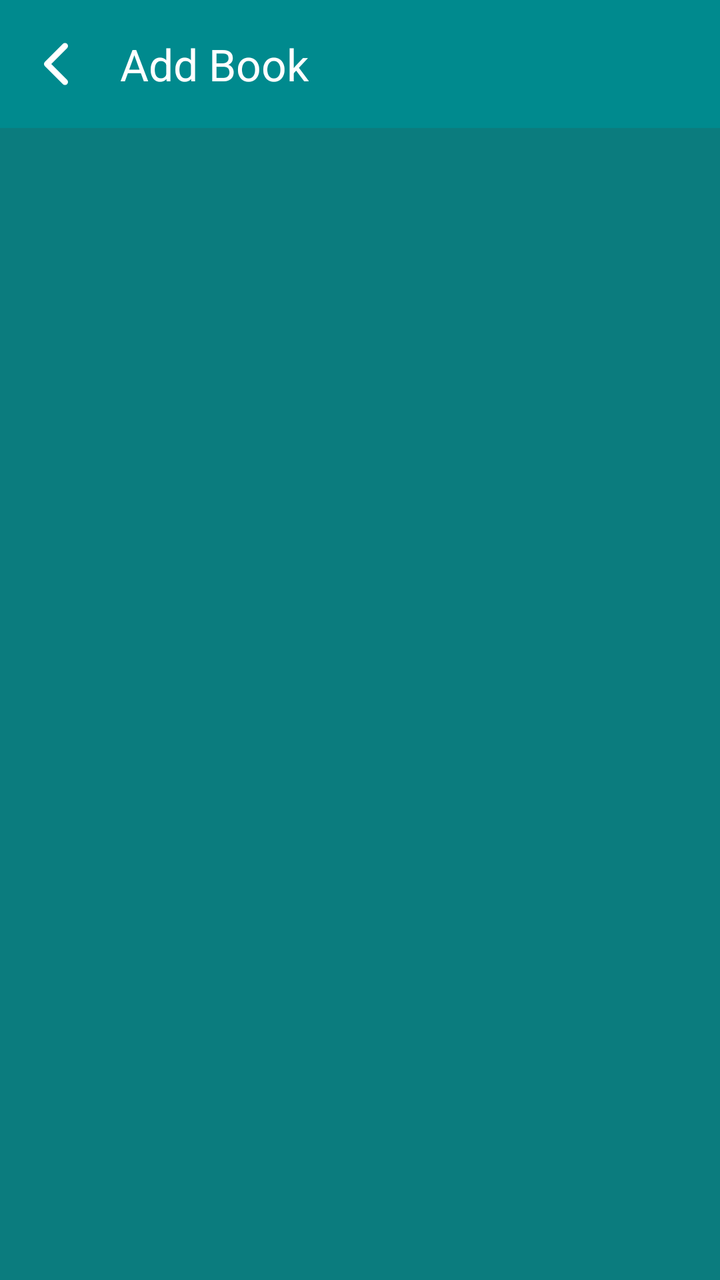
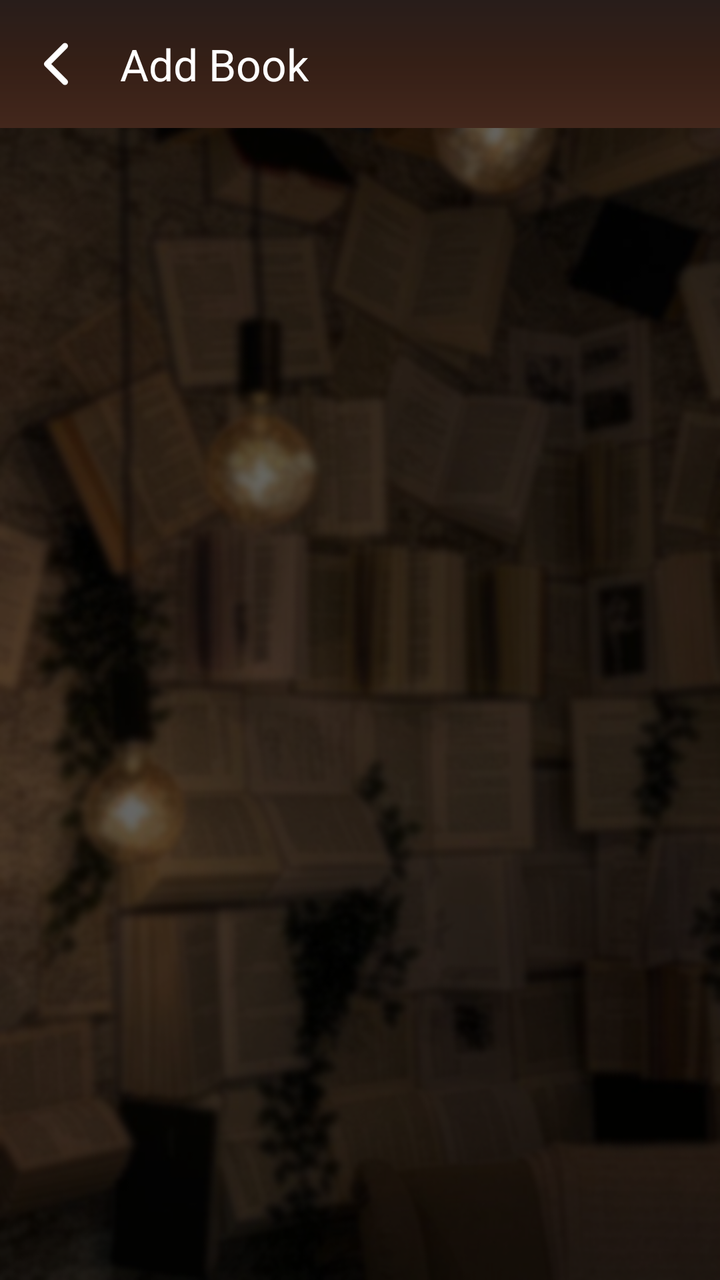

The first picture is an Android layout as it rendered before a commit; the second is the same layout after the commit. The layout source and the unified diff follow.
<!-- AndroidManifest.xml: application theme Theme.Bookshelf -->
<!-- res/layout/activity_add_book.xml -->
<?xml version="1.0" encoding="utf-8"?>
<androidx.constraintlayout.widget.ConstraintLayout
    xmlns:android="http://schemas.android.com/apk/res/android"
    xmlns:app="http://schemas.android.com/apk/res-auto"
    android:layout_width="match_parent"
    android:layout_height="match_parent"
    android:background="#0B7C7E">


    <androidx.appcompat.widget.Toolbar
        android:id="@+id/toolbar"
        android:layout_width="match_parent"
        android:layout_height="?attr/actionBarSize"
        android:background="?attr/colorPrimary"
        app:title="Add Book"
        android:backgroundTint="@color/background"
        app:titleTextColor="#FFFFFF"
        app:navigationIcon="@drawable/chevron_back"
        app:layout_constraintTop_toTopOf="parent" />


</androidx.constraintlayout.widget.ConstraintLayout>
<!-- resources referenced by this layout -->
<resources>
  <color name="background">#008A8E</color>
  <!-- drawable chevron_back (drawable) -->
  <vector xmlns:android="http://schemas.android.com/apk/res/android"
      android:width="32dp"
      android:height="32dp"
      android:viewportWidth="512"
      android:viewportHeight="512">
    <path
        android:pathData="M328,112l-144,144l144,144"
        android:strokeLineJoin="round"
        android:strokeWidth="48"
        android:fillColor="#00000000"
        android:strokeColor="@color/white"
        android:strokeLineCap="round"/>
  </vector>
  <style name="Theme.Bookshelf" parent="Base.Theme.Bookshelf" />
  <color name="white">#FFFFFFFF</color>
  <style name="Base.Theme.Bookshelf" parent="Theme.Material3.DayNight.NoActionBar">
          
          
      </style>
</resources>

<!-- the commit's change to res/layout/activity_add_book.xml (unified diff, before → after) -->
@@ -4,17 +4,16 @@
     xmlns:app="http://schemas.android.com/apk/res-auto"
     android:layout_width="match_parent"
     android:layout_height="match_parent"
-    android:background="#0B7C7E">
+    android:background="@drawable/background">
 
 
     <androidx.appcompat.widget.Toolbar
         android:id="@+id/toolbar"
         android:layout_width="match_parent"
         android:layout_height="?attr/actionBarSize"
-        android:background="?attr/colorPrimary"
+        android:background="@drawable/blurred_brown_gradient"
         app:title="Add Book"
-        android:backgroundTint="@color/background"
-        app:titleTextColor="#FFFFFF"
+        app:titleTextColor="@color/white"
         app:navigationIcon="@drawable/chevron_back"
         app:layout_constraintTop_toTopOf="parent" />
 
<!-- resource entries referenced after the edit -->
@@ -1,6 +1,5 @@
 <!-- resources referenced by this layout -->
 <resources>
-  <color name="background">#008A8E</color>
   <!-- drawable chevron_back (drawable) -->
   <vector xmlns:android="http://schemas.android.com/apk/res/android"
       android:width="32dp"
@@ -17,6 +16,20 @@
   </vector>
   <style name="Theme.Bookshelf" parent="Base.Theme.Bookshelf" />
   <color name="white">#FFFFFFFF</color>
+  <!-- drawable background: png bitmap (drawable, 415359 bytes) -->
+  <!-- drawable blurred_brown_gradient (drawable) -->
+  <?xml version="1.0" encoding="utf-8"?>
+  
+  <shape xmlns:android="http://schemas.android.com/apk/res/android"
+      android:shape="rectangle">
+      <gradient
+          android:type="linear"
+          android:angle="270"
+          android:gradientRadius="600dp"
+          android:startColor="#281D1A"
+          android:centerColor="#351F16"
+          android:endColor="#43271C" />
+  </shape>
   <style name="Base.Theme.Bookshelf" parent="Theme.Material3.DayNight.NoActionBar">
           
           
